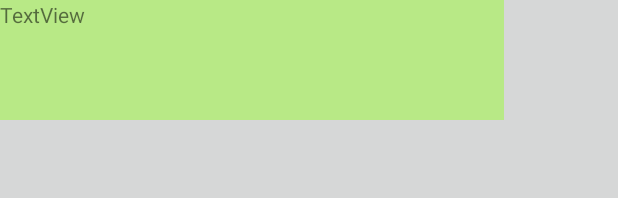
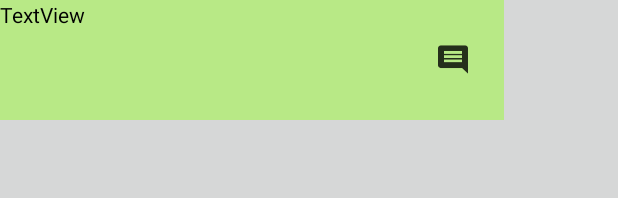
Before and after one commit to Th034S/moodTracker, an Android app: the layout activity_history.xml on its own in the app's theme, with its tools: preview values and no code run, on a phone screen of 412 x 824 dp. Shown: the top 198 px of the screen. Run offline under Robolectric (Android 15) with nearby library versions, the phone set to English and light mode, and no system bars.

Commit message:
Add a toast in HistoryActivity and when <e add a comment, prevent to click on the button to save if none text input

```diff
--- a/app/src/main/res/layout/activity_history.xml
+++ b/app/src/main/res/layout/activity_history.xml
@@ -1,11 +1,10 @@
 <?xml version="1.0" encoding="utf-8"?>
-<LinearLayout xmlns:android="http://schemas.android.com/apk/res/android"
+<RelativeLayout xmlns:android="http://schemas.android.com/apk/res/android"
     xmlns:app="http://schemas.android.com/apk/res-auto"
     xmlns:tools="http://schemas.android.com/tools"
     android:layout_width="match_parent"
     android:layout_height="match_parent"
     android:background="?android:attr/colorButtonNormal"
-    android:orientation="vertical"
     tools:context=".controller.HistoryActivity">
 
     <TextView
@@ -13,7 +12,19 @@
         android:layout_width="match_parent"
         android:layout_height="80dp"
         android:layout_marginRight="76dp"
-        android:layout_weight="0"
         android:background="@color/light_sage"
-        android:text="TextView" />
-</LinearLayout>
+        android:text="TextView"
+        android:textColor="@android:color/black" />
+
+    <ImageButton
+        android:id="@+id/comment_toast_imageButton_history"
+        android:layout_width="wrap_content"
+        android:layout_height="wrap_content"
+        android:layout_alignParentEnd="true"
+        android:layout_alignParentTop="true"
+        android:layout_marginBottom="30dp"
+        android:layout_marginEnd="100dp"
+        android:layout_marginTop="30dp"
+        android:background="@android:color/transparent"
+        app:srcCompat="@drawable/ic_comment_black_48px" />
+</RelativeLayout>
```
Also changed, not shown: app/src/main/java/com/thomas/siadous/moodtracker/controller/HistoryActivity.java (+18 -3 lines), app/src/main/java/com/thomas/siadous/moodtracker/controller/MainActivity.java (+34 -4 lines), app/src/main/res/values/strings.xml (+4 -4 lines).
